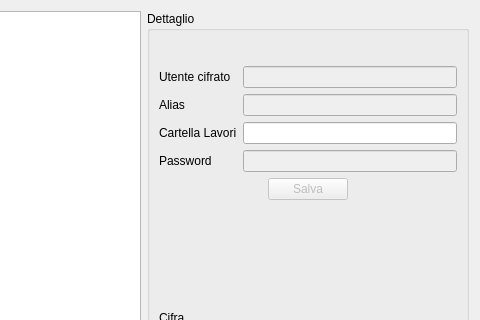
tarateo78/Praticometro, file utenti.ui: the form before one commit; both pictures show x 520 to 1000 and y 0 to 320 of the 1000 by 500 pixel window.
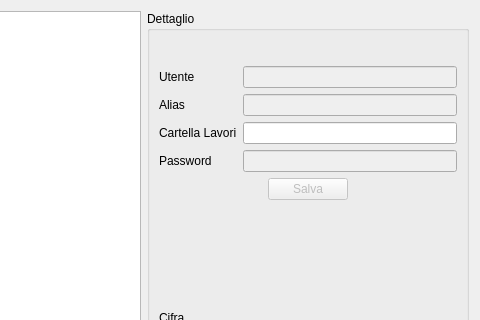
The form after the commit. Icons and pictures are not drawn.

Commit message: Sostituiti alias e utente -> Utente ChiaveUtente

Diff of the .ui file:
```diff
--- a/utenti.ui
+++ b/utenti.ui
@@ -105,12 +105,12 @@
           <item row="0" column="0">
            <widget class="QLabel" name="label">
             <property name="text">
-             <string>Utente cifrato</string>
+             <string>Utente</string>
             </property>
            </widget>
           </item>
           <item row="0" column="1">
-           <widget class="QLineEdit" name="utenteEdit">
+           <widget class="QLineEdit" name="chiaveEdit">
             <property name="enabled">
              <bool>false</bool>
             </property>
@@ -130,7 +130,7 @@
            </widget>
           </item>
           <item row="1" column="1">
-           <widget class="QLineEdit" name="aliasEdit">
+           <widget class="QLineEdit" name="utenteEdit">
             <property name="enabled">
              <bool>false</bool>
             </property>
```
The commit also changes 3 other files.
